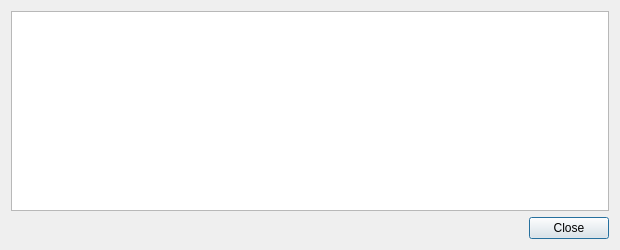
Old version of the form src/qt/forms/transactiondescdialog.ui in the repository VegasCoin/vegascoin.
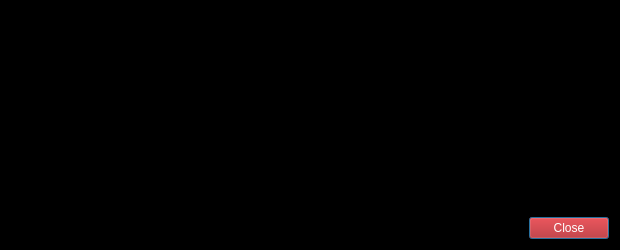
New version of the form.

Commit message: Updated forms to black background

The edit to the form file:
```diff
--- a/src/qt/forms/transactiondescdialog.ui
+++ b/src/qt/forms/transactiondescdialog.ui
@@ -13,6 +13,10 @@
   <property name="windowTitle">
    <string>Transaction details</string>
   </property>
+  <property name="styleSheet">
+   <string notr="true">color: rgb(198, 198, 198);
+background-color: rgb(0, 0, 0);</string>
+  </property>
   <layout class="QVBoxLayout" name="verticalLayout">
    <item>
     <widget class="QTextEdit" name="detailText">
@@ -26,6 +30,11 @@
    </item>
    <item>
     <widget class="QDialogButtonBox" name="buttonBox">
+     <property name="styleSheet">
+      <string notr="true">font: bold 9pt &quot;Sans Serif&quot;;
+color: rgb(255, 255, 255);
+background-color: rgb(183, 13, 13);</string>
+     </property>
      <property name="orientation">
       <enum>Qt::Horizontal</enum>
      </property>
```
The commit also changes 11 other files.
